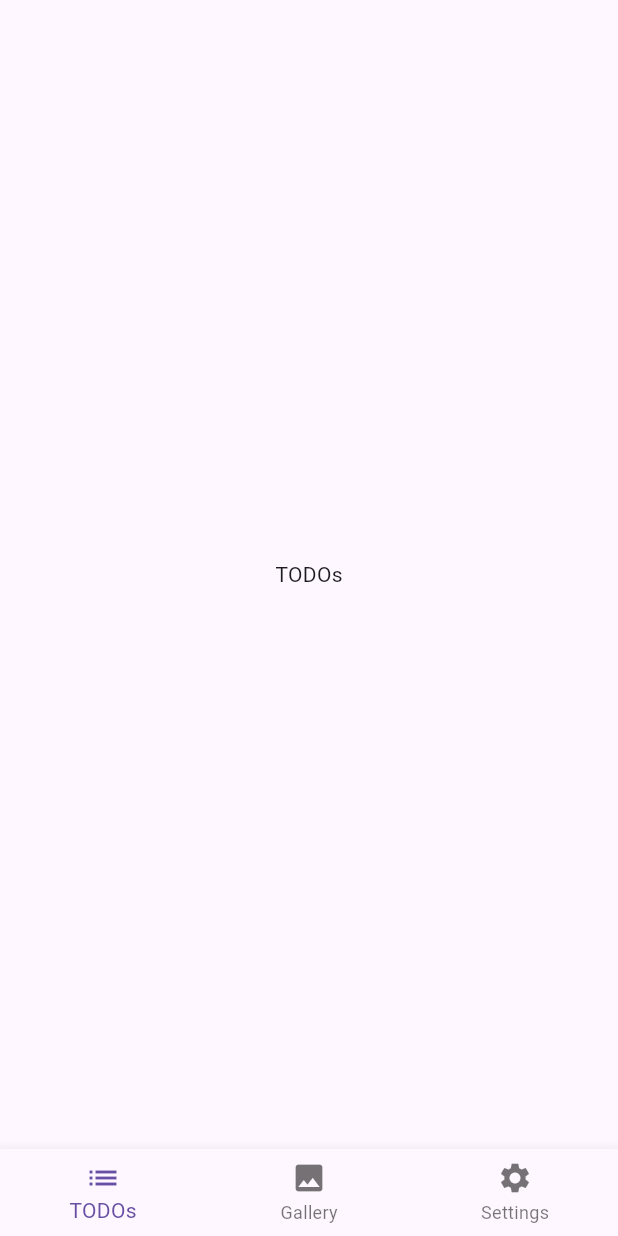
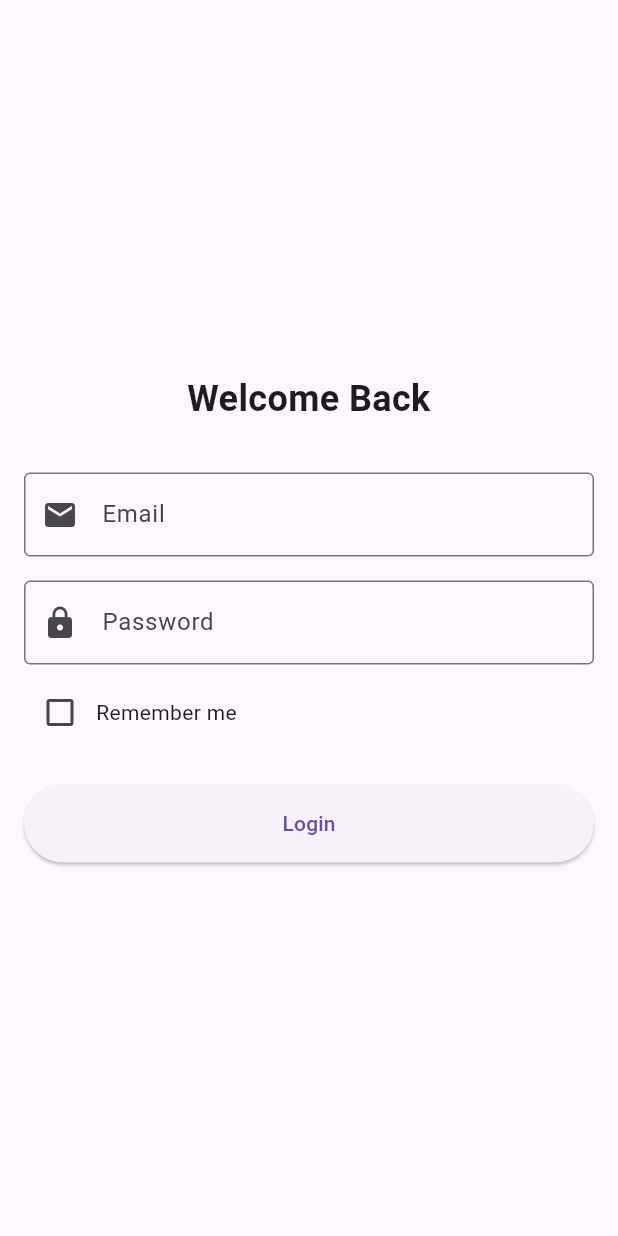
Before and after one commit to coingaming/rfw_formats, a Flutter app: the screen it shows after launch, on a phone screen of 412 x 824 dp. Run offline on Flutter 3.47's test engine with Material 3 defaults, Android fonts, the phone set to English and light mode, and no system bars; our stand-ins replace flutter_secure_storage, go_router; missing offline and left inert: phoenix_socket, rfw.

Commit message:
add login feature to advanced flutter example and api to elixir advnaced example

```diff
--- a/examples/advanced/flutter_advanced/lib/main.dart
+++ b/examples/advanced/flutter_advanced/lib/main.dart
@@ -1,12 +1,14 @@
 import 'package:flutter/material.dart';
 import 'package:flutter_advanced/src/gallery_page.dart';
+import 'package:flutter_advanced/src/login_page.dart';
 import 'package:flutter_advanced/src/scaffold_with_navbar.dart';
+import 'package:flutter_advanced/src/services/auth_service.dart';
 import 'package:flutter_advanced/src/settings_page.dart';
 import 'package:flutter_advanced/src/todo_page.dart';
 import 'package:go_router/go_router.dart';
 
-final GlobalKey<NavigatorState> _rootNavigatorKey =
-    GlobalKey<NavigatorState>(debugLabel: "root");
+final _rootNavigatorKey = GlobalKey<NavigatorState>(debugLabel: "root");
+final _authService = AuthService();
 
 void main() {
   runApp(MainApp());
@@ -15,22 +17,37 @@ void main() {
 class MainApp extends StatelessWidget {
   MainApp({super.key});
 
-  final GoRouter _router = GoRouter(
+  final _router = GoRouter(
     navigatorKey: _rootNavigatorKey,
     initialLocation: TodosPage.path,
-    routes: <RouteBase>[
+    redirect: (context, state) async {
+      final isAuthenticated = await _authService.isAuthenticated();
+      final isLoginRoute = state.matchedLocation == LoginPage.path;
+
+      if (!isAuthenticated && !isLoginRoute) {
+        return LoginPage.path;
+      }
+
+      if (isAuthenticated && isLoginRoute) {
+        return TodosPage.path;
+      }
+
+      return null;
+    },
+    routes: [
+      GoRoute(
+        path: LoginPage.path,
+        builder: (context, state) => const LoginPage(),
+      ),
       StatefulShellRoute.indexedStack(
-        builder: (BuildContext context, GoRouterState state,
-            StatefulNavigationShell navigationShell) {
-          return ScaffoldWithNavBar(navigationShell: navigationShell);
-        },
-        branches: <StatefulShellBranch>[
+        builder: (context, state, navigationShell) =>
+            ScaffoldWithNavBar(navigationShell: navigationShell),
+        branches: [
           StatefulShellBranch(
             routes: [
               GoRoute(
                 path: TodosPage.path,
-                builder: (BuildContext context, GoRouterState state) =>
-                    const TodosPage(),
+                builder: (context, state) => const TodosPage(),
               ),
             ],
           ),
@@ -38,8 +55,7 @@ class MainApp extends StatelessWidget {
             routes: [
               GoRoute(
                 path: GalleryPage.path,
-                builder: (BuildContext context, GoRouterState state) =>
-                    const GalleryPage(),
+                builder: (context, state) => const GalleryPage(),
               ),
             ],
           ),
@@ -47,8 +63,7 @@ class MainApp extends StatelessWidget {
             routes: [
               GoRoute(
                 path: SettingsPage.path,
-                builder: (BuildContext context, GoRouterState state) =>
-                    const SettingsPage(),
+                builder: (context, state) => const SettingsPage(),
               ),
             ],
           ),
--- /dev/null
+++ b/examples/advanced/flutter_advanced/lib/src/login_page.dart
@@ -0,0 +1,147 @@
+import 'package:flutter/material.dart';
+import 'package:flutter_advanced/src/services/auth_service.dart';
+import 'package:go_router/go_router.dart';
+
+class LoginPage extends StatefulWidget {
+  static const path = "/login";
+
+  const LoginPage({super.key});
+
+  @override
+  State<LoginPage> createState() => _LoginPageState();
+}
+
+class _LoginPageState extends State<LoginPage> {
+  final _formKey = GlobalKey<FormState>();
+  final _emailController = TextEditingController();
+  final _passwordController = TextEditingController();
+  bool _rememberMe = false;
+  bool _isLoading = false;
+  final _authService = AuthService();
+
+  @override
+  void dispose() {
+    _emailController.dispose();
+    _passwordController.dispose();
+    super.dispose();
+  }
+
+  Future<void> _login() async {
+    if (_formKey.currentState!.validate()) {
+      setState(() {
+        _isLoading = true;
+      });
+
+      final success = await _authService.login(
+        _emailController.text,
+        _passwordController.text,
+        _rememberMe,
+      );
+
+      setState(() {
+        _isLoading = false;
+      });
+
+      if (success && mounted) {
+        context.go("/todos");
+      } else if (mounted) {
+        ScaffoldMessenger.of(context).showSnackBar(
+          const SnackBar(
+            content: Text("Invalid email or password"),
+            backgroundColor: Colors.red,
+          ),
+        );
+      }
+    }
+  }
+
+  @override
+  Widget build(BuildContext context) {
+    return Scaffold(
+      body: Center(
+        child: SingleChildScrollView(
+          padding: const EdgeInsets.all(16.0),
+          child: Form(
+            key: _formKey,
+            child: Column(
+              mainAxisAlignment: MainAxisAlignment.center,
+              crossAxisAlignment: CrossAxisAlignment.stretch,
+              children: [
+                const Text(
+                  "Welcome Back",
+                  style: TextStyle(
+                    fontSize: 24,
+                    fontWeight: FontWeight.bold,
+                  ),
+                  textAlign: TextAlign.center,
+                ),
+                const SizedBox(height: 32),
+                TextFormField(
+                  controller: _emailController,
+                  decoration: const InputDecoration(
+                    labelText: "Email",
+                    border: OutlineInputBorder(),
+                    prefixIcon: Icon(Icons.email),
+                  ),
+                  keyboardType: TextInputType.emailAddress,
+                  validator: (value) {
+                    if (value == null || value.isEmpty) {
+                      return "Please enter your email";
+                    }
+                    if (!value.contains("@")) {
+                      return "Please enter a valid email";
+                    }
+                    return null;
+                  },
+                ),
+                const SizedBox(height: 16),
+                TextFormField(
+                  controller: _passwordController,
+                  decoration: const InputDecoration(
+                    labelText: "Password",
+                    border: OutlineInputBorder(),
+                    prefixIcon: Icon(Icons.lock),
+                  ),
+                  obscureText: true,
+                  validator: (value) {
+                    if (value == null || value.isEmpty) {
+                      return "Please enter your password";
+                    }
+                    if (value.length < 6) {
+                      return "Password must be at least 6 characters";
+                    }
+                    return null;
+                  },
+                ),
+                const SizedBox(height: 8),
+                Row(
+                  children: [
+                    Checkbox(
+                      value: _rememberMe,
+                      onChanged: (value) {
+                        setState(() {
+                          _rememberMe = value ?? false;
+                        });
+                      },
+                    ),
+                    const Text("Remember me"),
+                  ],
+                ),
+                const SizedBox(height: 24),
+                ElevatedButton(
+                  onPressed: _isLoading ? null : _login,
+                  style: ElevatedButton.styleFrom(
+                    padding: const EdgeInsets.symmetric(vertical: 16),
+                  ),
+                  child: _isLoading
+                      ? const CircularProgressIndicator()
+                      : const Text("Login"),
+                ),
+              ],
+            ),
+          ),
+        ),
+      ),
+    );
+  }
+}
--- /dev/null
+++ b/examples/advanced/flutter_advanced/lib/src/services/auth_service.dart
@@ -0,0 +1,50 @@
+import 'dart:convert';
+import 'dart:io';
+import 'package:flutter_secure_storage/flutter_secure_storage.dart';
+import 'package:http/http.dart' as http;
+
+class AuthService {
+  static final String baseUrl =
+      Platform.isAndroid ? "http://10.0.2.2:4000" : "http://localhost:4000";
+  final storage = const FlutterSecureStorage();
+
+  Future<bool> login(String email, String password, bool rememberMe) async {
+    try {
+      final response = await http.post(
+        Uri.parse("$baseUrl/api/users/log_in"),
+        headers: {"Content-Type": "application/json"},
+        body: json.encode({
+          "email": email,
+          "password": password,
+          "remember_me": rememberMe,
+        }),
+      );
+
+      print(response.body);
+
+      if (response.statusCode == 200) {
+        final token = response.headers["authorization"];
+        if (token != null) {
+          await storage.write(key: "auth_token", value: token);
+          return true;
+        }
+      }
+      return false;
+    } catch (e) {
+      return false;
+    }
+  }
+
+  Future<void> logout() async {
+    await storage.delete(key: "auth_token");
+  }
+
+  Future<bool> isAuthenticated() async {
+    final token = await storage.read(key: "auth_token");
+    return token != null;
+  }
+
+  Future<String?> getToken() async {
+    return await storage.read(key: "auth_token");
+  }
+}
--- a/examples/advanced/flutter_advanced/pubspec.yaml
+++ b/examples/advanced/flutter_advanced/pubspec.yaml
@@ -9,7 +9,10 @@ environment:
 dependencies:
   flutter:
     sdk: flutter
+  flutter_secure_storage: ^9.2.2
   go_router: ^14.6.1
+  http: ^1.2.2
+  phoenix_socket: ^0.7.6
   rfw: ^1.0.30
 
 dev_dependencies:
```
Also changed, not shown: examples/advanced/flutter_advanced/lib/src/scaffold_with_navbar.dart (+7 -8 lines), examples/advanced/flutter_advanced/lib/src/settings_page.dart (+36 -2 lines), examples/advanced/flutter_advanced/pubspec.lock, 22 other files.
